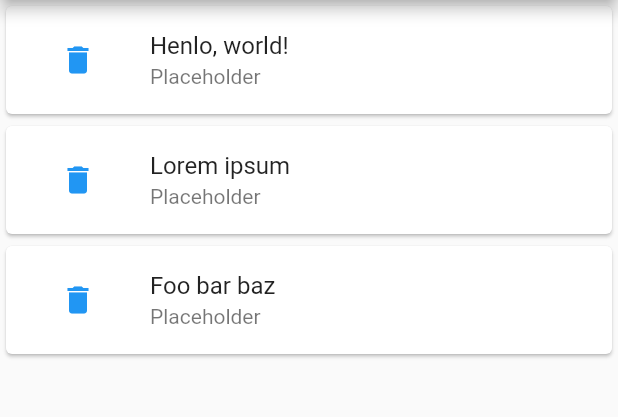
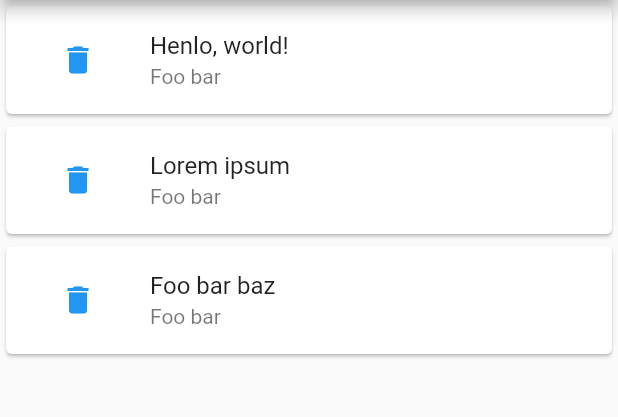
Before and after one commit to MaxNerius/kladderadatsch, a Flutter app: the screen it shows after launch, on a phone screen of 412 x 824 dp, the part 84-501 px from its top. Run offline on Flutter 3.47's test engine with Material 2 defaults, Android fonts, the light colour scheme and no system bars.

Commit message:
Note content shouldn't be nullable

```diff
--- a/lib/drawer.dart
+++ b/lib/drawer.dart
@@ -3,9 +3,9 @@ import 'package:provider/provider.dart';
 
 class Note {
   String title;
-  String? content;
+  String content;
 
-  Note({this.title = "TODO", this.content});
+  Note({this.title = "TODO", this.content = "Foo bar"});
 }
 
 class NotesModel extends ChangeNotifier {
```
